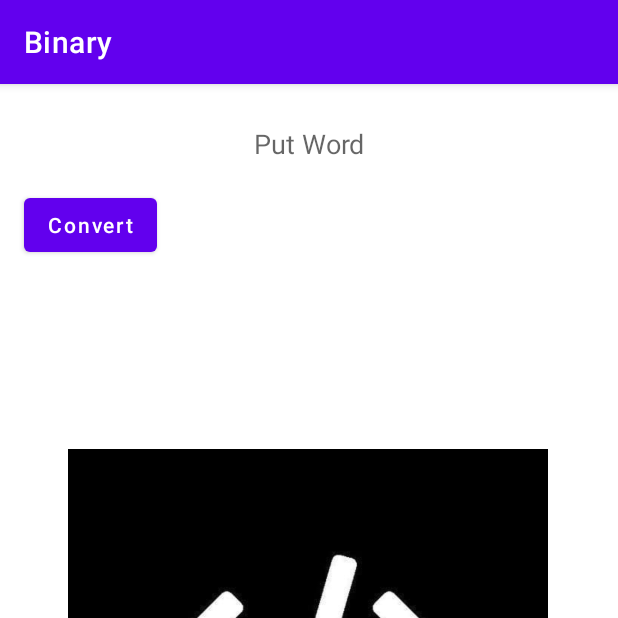
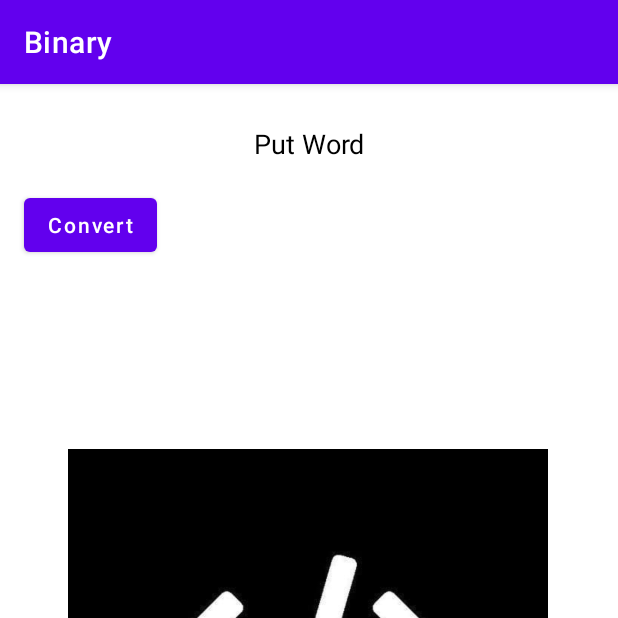
Before and after one commit to Tonisark/Binaryapp, an Android app: the screen it shows after launch (MainActivity), on a phone screen of 412 x 824 dp, the top half of it. Run offline under Robolectric (Android 15) with nearby library versions, the phone set to English and light mode, and no system bars.

Commit message:
some change

```diff
--- a/app/src/main/java/com/example/binary/MainActivity.java
+++ b/app/src/main/java/com/example/binary/MainActivity.java
@@ -23,6 +23,13 @@ public class MainActivity extends AppCompatActivity {
         textView = findViewById(R.id.showBinary);
         Convert_btn = findViewById(R.id.Convert_btn);
         Binary Binary = new Binary();
+
+
+        //Set button alpha to zero
+        Convert_btn.setAlpha(0f);
+
+        //Animate the alpha value to 1f and set duration as 1.5 secs.
+        Convert_btn.animate().alpha(1f).setDuration(1500);
 
         Convert_btn.setOnClickListener(new View.OnClickListener() {
             @Override
--- a/app/src/main/res/layout/activity_main.xml
+++ b/app/src/main/res/layout/activity_main.xml
@@ -15,6 +15,7 @@
         android:layout_marginTop="16dp"
         android:background="@color/white"
         android:ems="10"
+        android:textColorHint="@color/black"
         android:gravity="center"
         android:hint="@string/put_Word"
         android:importantForAutofill="no"
```
Also changed, not shown: 1 other file.
